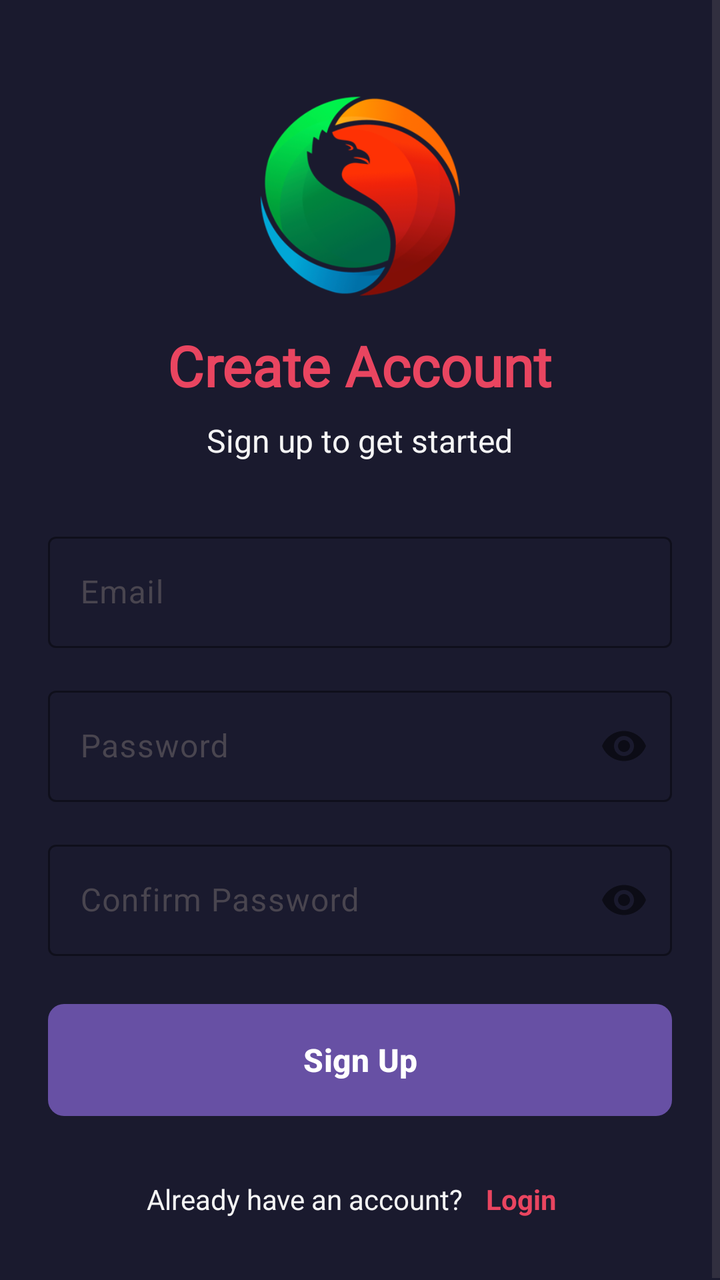
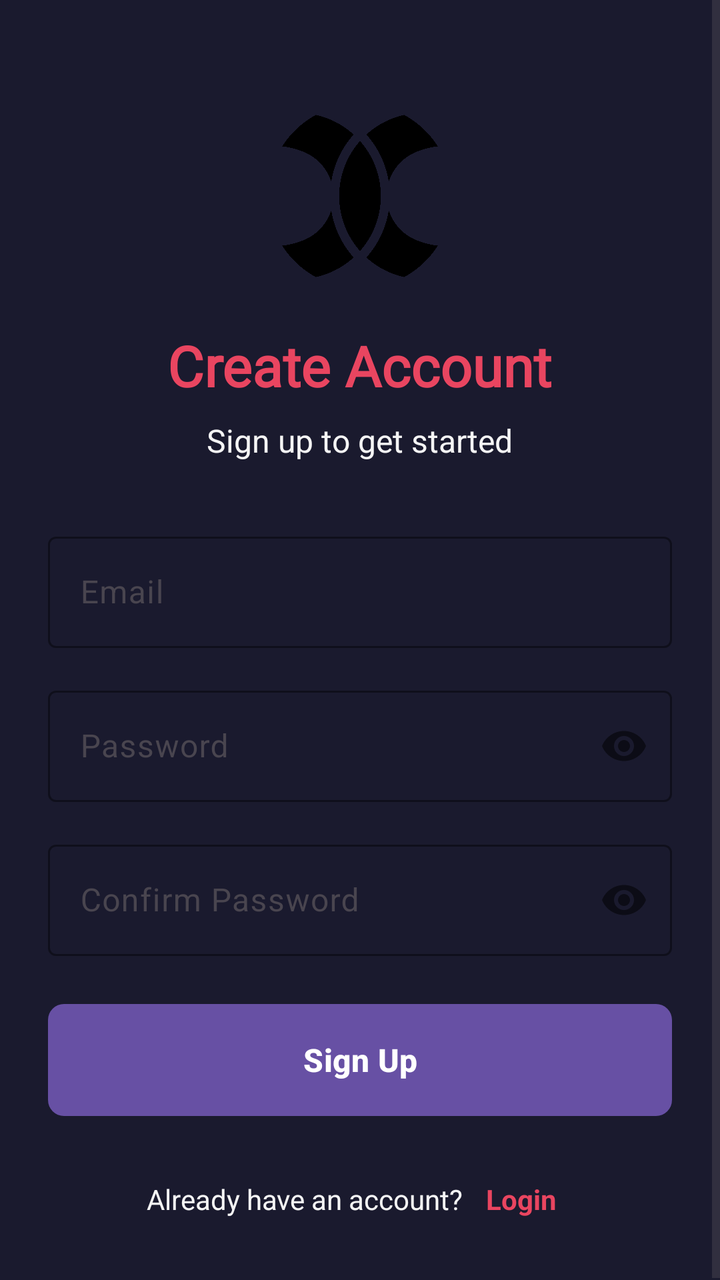

Compare the two renders of this Android layout. The source of the first and the diff that turns it into the second are given below.
<!-- AndroidManifest.xml: application theme Theme.Simurgh -->
<!-- res/layout/activity_sign_up.xml -->
<?xml version="1.0" encoding="utf-8"?>
<ScrollView xmlns:android="http://schemas.android.com/apk/res/android"
    xmlns:app="http://schemas.android.com/apk/res-auto"
    android:layout_width="match_parent"
    android:layout_height="match_parent"
    android:background="@color/doctor_cyber_primary"
    android:fillViewport="true">

    <LinearLayout
        android:layout_width="match_parent"
        android:layout_height="wrap_content"
        android:orientation="vertical"
        android:padding="24dp"
        android:gravity="center">

        <ImageView
            android:layout_width="100dp"
            android:layout_height="100dp"
            android:src="@drawable/simuico"
            android:layout_marginTop="24dp"
            android:layout_marginBottom="16dp" />

        <TextView
            android:layout_width="wrap_content"
            android:layout_height="wrap_content"
            android:text="Create Account"
            android:textSize="28sp"
            android:textStyle="bold"
            android:textColor="@color/doctor_cyber_highlight"
            android:fontFamily="@font/poppins_bold"
            android:layout_marginBottom="8dp" />

        <TextView
            android:layout_width="wrap_content"
            android:layout_height="wrap_content"
            android:text="Sign up to get started"
            android:textSize="16sp"
            android:textColor="@color/doctor_cyber_light"
            android:layout_marginBottom="32dp" />

        <com.google.android.material.textfield.TextInputLayout
            android:layout_width="match_parent"
            android:layout_height="wrap_content"
            android:layout_marginBottom="16dp"
            app:boxBackgroundMode="outline"
            app:boxStrokeColor="@color/doctor_cyber_highlight">

            <com.google.android.material.textfield.TextInputEditText
                android:id="@+id/etEmail"
                android:layout_width="match_parent"
                android:layout_height="wrap_content"
                android:hint="Email"
                android:inputType="textEmailAddress"
                android:textColor="@color/doctor_cyber_light"
                android:textColorHint="@color/doctor_cyber_light" />
        </com.google.android.material.textfield.TextInputLayout>

        <com.google.android.material.textfield.TextInputLayout
            android:layout_width="match_parent"
            android:layout_height="wrap_content"
            android:layout_marginBottom="16dp"
            app:boxBackgroundMode="outline"
            app:boxStrokeColor="@color/doctor_cyber_highlight"
            app:passwordToggleEnabled="true">

            <com.google.android.material.textfield.TextInputEditText
                android:id="@+id/etPassword"
                android:layout_width="match_parent"
                android:layout_height="wrap_content"
                android:hint="Password"
                android:inputType="textPassword"
                android:textColor="@color/doctor_cyber_light"
                android:textColorHint="@color/doctor_cyber_light" />
        </com.google.android.material.textfield.TextInputLayout>

        <com.google.android.material.textfield.TextInputLayout
            android:layout_width="match_parent"
            android:layout_height="wrap_content"
            android:layout_marginBottom="24dp"
            app:boxBackgroundMode="outline"
            app:boxStrokeColor="@color/doctor_cyber_highlight"
            app:passwordToggleEnabled="true">

            <com.google.android.material.textfield.TextInputEditText
                android:id="@+id/etConfirmPassword"
                android:layout_width="match_parent"
                android:layout_height="wrap_content"
                android:hint="Confirm Password"
                android:inputType="textPassword"
                android:textColor="@color/doctor_cyber_light"
                android:textColorHint="@color/doctor_cyber_light" />
        </com.google.android.material.textfield.TextInputLayout>

        <Button
            android:id="@+id/btnSignUp"
            android:layout_width="match_parent"
            android:layout_height="56dp"
            android:text="Sign Up"
            android:textSize="16sp"
            android:textStyle="bold"
            android:background="@drawable/button_filled"
            android:layout_marginBottom="24dp" />

        <LinearLayout
            android:layout_width="wrap_content"
            android:layout_height="wrap_content"
            android:orientation="horizontal"
            android:gravity="center">

            <TextView
                android:layout_width="wrap_content"
                android:layout_height="wrap_content"
                android:text="Already have an account? "
                android:textSize="14sp"
                android:textColor="@color/doctor_cyber_light" />

            <TextView
                android:id="@+id/tvLogin"
                android:layout_width="wrap_content"
                android:layout_height="wrap_content"
                android:text="Login"
                android:textSize="14sp"
                android:textStyle="bold"
                android:textColor="@color/doctor_cyber_highlight"
                android:padding="8dp" />
        </LinearLayout>

    </LinearLayout>

</ScrollView>
<!-- resources referenced by this layout -->
<resources>
  <color name="doctor_cyber_highlight">#E94560</color>
  <color name="doctor_cyber_light">#F5F5F5</color>
  <color name="doctor_cyber_primary">#1A1A2E</color>
  <!-- drawable button_filled (drawable) -->
  <?xml version="1.0" encoding="utf-8"?>
  <selector xmlns:android="http://schemas.android.com/apk/res/android">
  
  
      <item>
          <shape android:shape="rectangle">
  
  
              <solid android:color="@color/purple_700"/>
              <corners android:radius="8dp"/>
          </shape>
      </item>
  </selector>
  <!-- drawable simuico: png bitmap (drawable, 38009 bytes) -->
  <style name="Theme.Simurgh" parent="Base.Theme.Simurgh" />
  <color name="purple_700">#1A1A2E</color>
  <style name="Base.Theme.Simurgh" parent="Theme.Material3.DayNight.NoActionBar">
          
          
      </style>
</resources>

<!-- the commit's change to res/layout/activity_sign_up.xml (unified diff, before → after) -->
@@ -16,7 +16,7 @@
         <ImageView
             android:layout_width="100dp"
             android:layout_height="100dp"
-            android:src="@drawable/simuico"
+            android:src="@drawable/logocyber"
             android:layout_marginTop="24dp"
             android:layout_marginBottom="16dp" />
 
<!-- resource entries referenced after the edit -->
@@ -17,7 +17,7 @@
           </shape>
       </item>
   </selector>
-  <!-- drawable simuico: png bitmap (drawable, 38009 bytes) -->
+  <!-- drawable logocyber: png bitmap (drawable, 91566 bytes) -->
   <style name="Theme.Simurgh" parent="Base.Theme.Simurgh" />
   <color name="purple_700">#1A1A2E</color>
   <style name="Base.Theme.Simurgh" parent="Theme.Material3.DayNight.NoActionBar">
